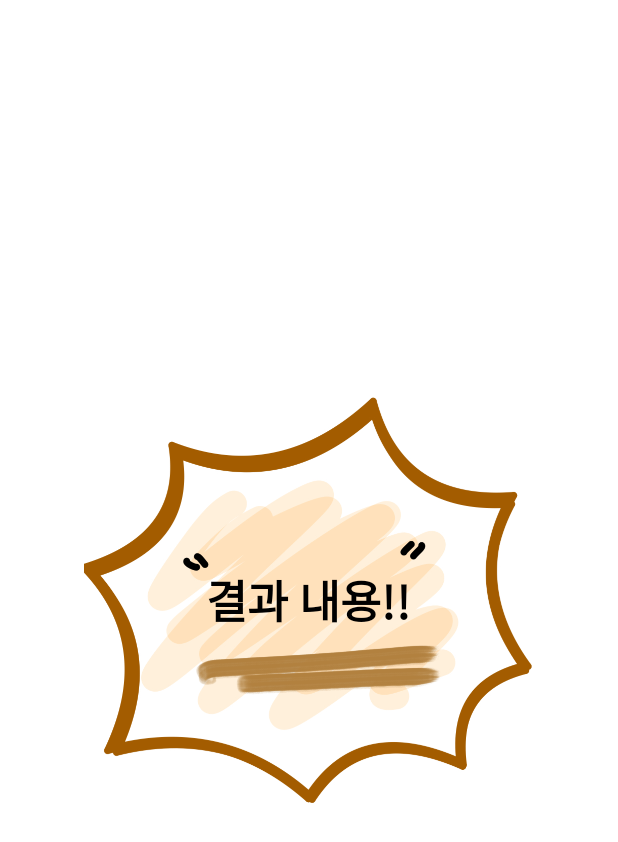
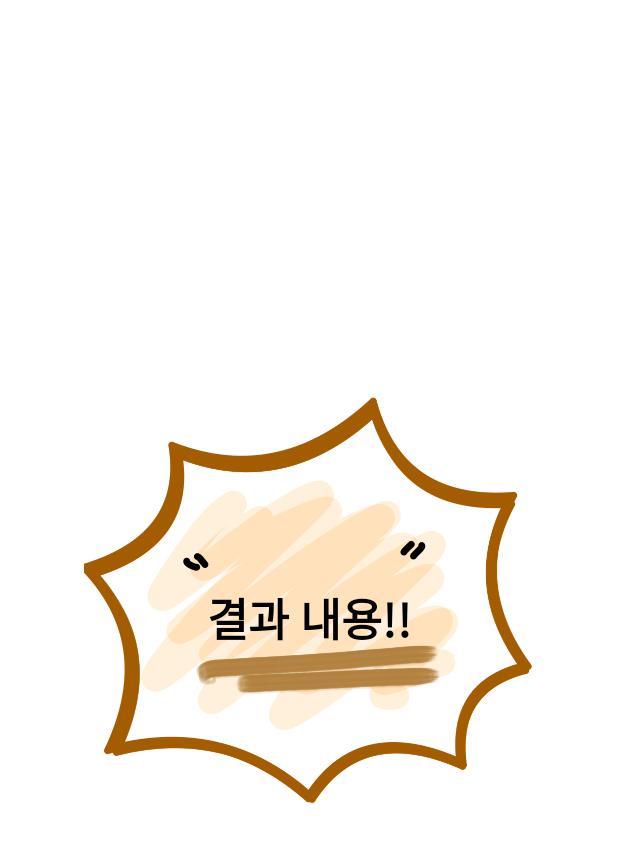
Before and after one commit to zihoo318/TalkSoogi, an Android app: the layout fragment_newpage.xml on its own in the app's theme, with its tools: preview values and no code run, on a phone screen of 412 x 824 dp. Shown: the top 842 px of the screen. Run offline under Robolectric (Android 15) with nearby library versions, the phone set to English and light mode, and no system bars.

Commit message:
layout(sender)수정

```diff
--- a/TalkSsogi_Android/app/src/main/res/layout/fragment_newpage.xml
+++ b/TalkSsogi_Android/app/src/main/res/layout/fragment_newpage.xml
@@ -8,9 +8,6 @@
     tools:context=".MainActivity"
     android:background="@color/white">
 
-    <!-- ImageView (배경 이미지) -->
-
-    <!-- TextView (이미지 위에 배치될 텍스트) -->
     <ImageView
         android:id="@+id/imgResult_Sender"
         android:layout_width="300dp"
@@ -32,11 +29,8 @@
         android:textStyle="bold"
         app:layout_constraintBottom_toBottomOf="@id/imgResult_Sender"
         app:layout_constraintEnd_toEndOf="@id/imgResult_Sender"
-        app:layout_constraintHorizontalBias="0.5"
-        app:layout_constraintHorizontal_bias="0.496"
         app:layout_constraintStart_toStartOf="@id/imgResult_Sender"
         app:layout_constraintTop_toTopOf="@id/imgResult_Sender"
-        app:layout_constraintVerticalBias="0.5"
-        app:layout_constraintVertical_bias="0.453" />
+        />
 
 </androidx.constraintlayout.widget.ConstraintLayout>
```
Also changed, not shown: TalkSsogi_Android/app/src/main/java/com/example/talkssogi/fragmentNewPage.kt (added, +55 -0 lines).
